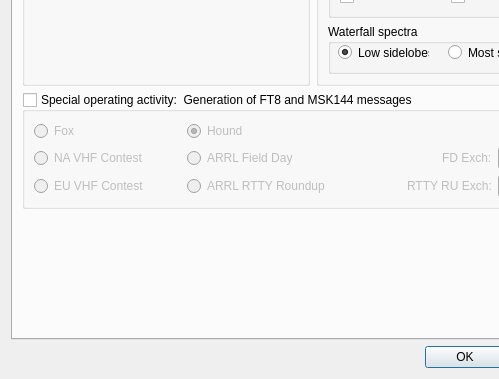
This is Configuration.ui in saitohirga/WSJT-X as Qt 5 draws it before an edit; both pictures show x 0 to 499 and y 205 to 584 of the 602 by 584 pixel window. The edited form follows.
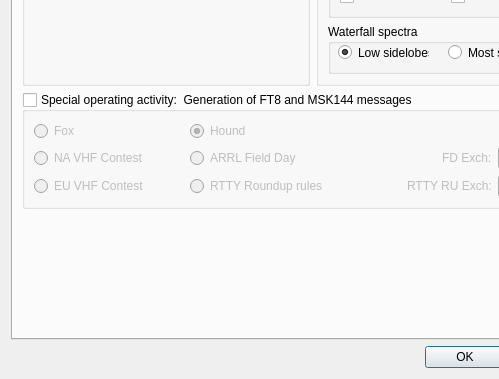
This is the edited form. The open tabs and pages were chosen to show the change. Custom widgets are drawn as their Qt base class.

Commit message: Change label "ARRL RTTY Roundup" to "RTTY Roundup messages".

The edit to the form file:
```diff
--- a/Configuration.ui
+++ b/Configuration.ui
@@ -2556,7 +2556,7 @@
                <string>&lt;html&gt;&lt;head/&gt;&lt;body&gt;&lt;p&gt;ARRL RTTY Roundup and similar contests.  Exchange is US state, Canadian province, or &amp;quot;DX&amp;quot;.&lt;/p&gt;&lt;/body&gt;&lt;/html&gt;</string>
               </property>
               <property name="text">
-               <string>ARRL RTTY Roundup</string>
+               <string>RTTY Roundup rules</string>
               </property>
               <attribute name="buttonGroup">
                <string notr="true">special_op_activity_button_group</string>
```
